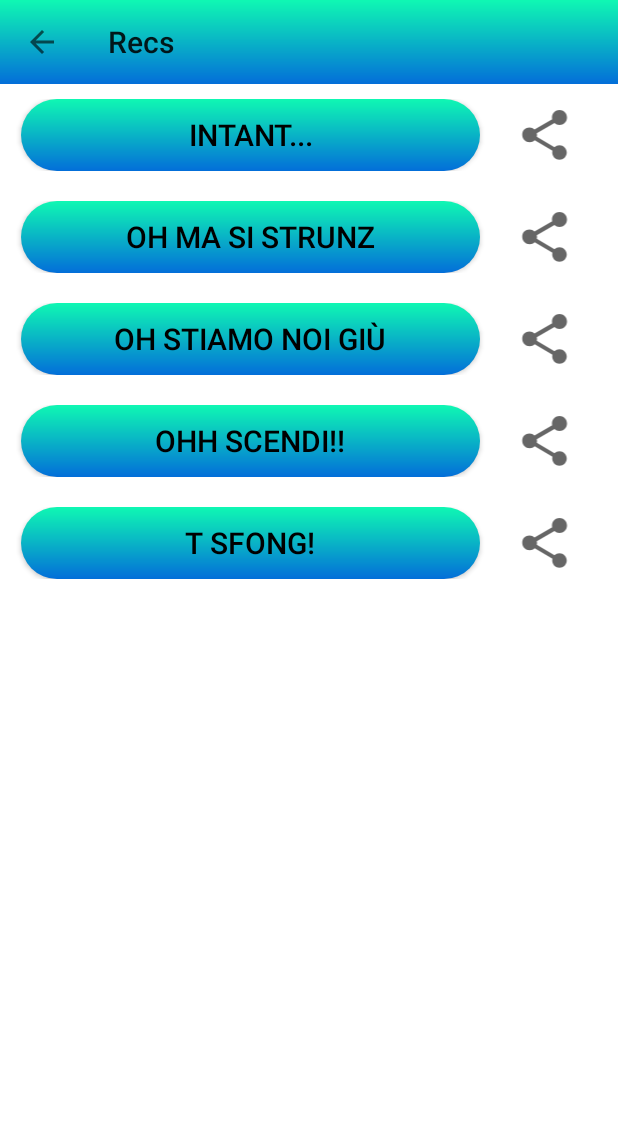
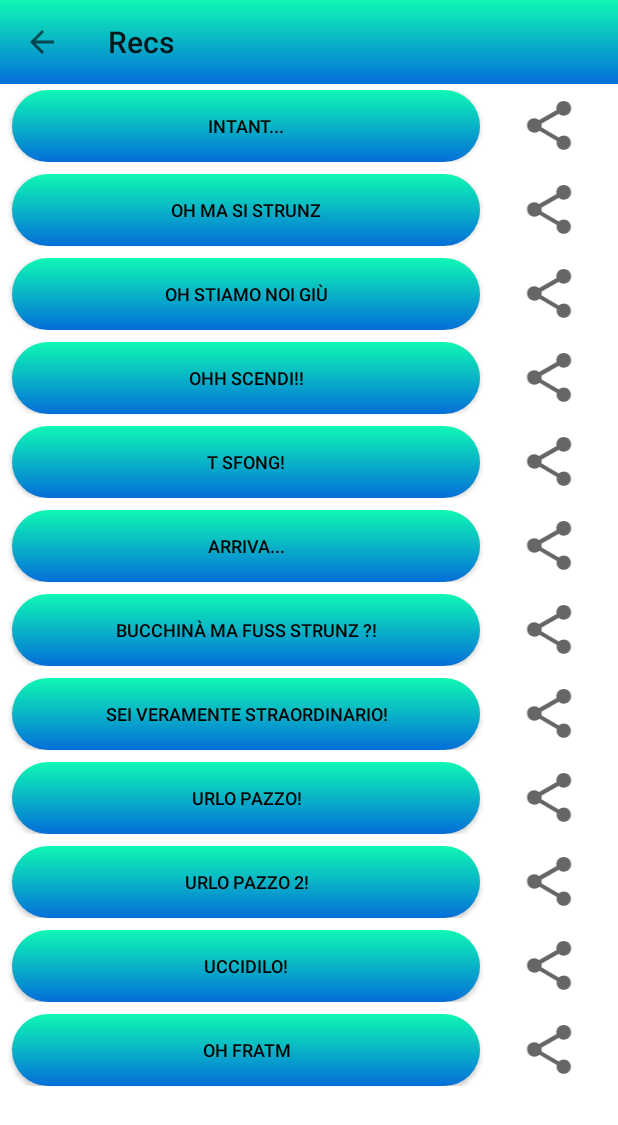
Before and after one commit to FernandoDiCostanzo/QuizzerApp, an Android app: the RecActivity screen opened directly, with no data from a screen before it, on a phone screen of 412 x 824 dp. Shown: the top 1125 px of the screen. Run offline under Robolectric (Android 15) with nearby library versions, the phone set to English and light mode, and no system bars; our stand-ins replace Firebase (no records; nobody signed in at launch, a user with empty details on screens opened directly); libraries missing offline, so code that uses them is left out: com.daimajia.androidanimations.

Commit message:
Added rec in function of results in the quitz activity

```diff
--- a/app/src/main/java/com/example/quizzerapp/RecActivity.java
+++ b/app/src/main/java/com/example/quizzerapp/RecActivity.java
@@ -8,6 +8,7 @@ import androidx.recyclerview.widget.RecyclerView;
 
 import android.app.Dialog;
 import android.content.Context;
+import android.content.Intent;
 import android.media.MediaPlayer;
 import android.os.Bundle;
 import android.view.MenuItem;
@@ -82,6 +83,13 @@ public class RecActivity extends AppCompatActivity {
         recModels.add(new RecModel(this,"oh stiamo noi giù",R.raw.oh_stiamo_noi_giu));
         recModels.add(new RecModel(this,"ohh scendi!!",R.raw.ohhh_scendi));
         recModels.add(new RecModel(this,"t sfong!",R.raw.tsfong));
+        recModels.add(new RecModel(this,"Arriva...",R.raw.arriva));
+        recModels.add(new RecModel(this,"Bucchinà ma fuss strunz ?!",R.raw.bucchina_ma_fuss_strunz));
+        recModels.add(new RecModel(this,"Sei veramente straordinario!",R.raw.sei_veramente_straordinario));
+        recModels.add(new RecModel(this,"Urlo pazzo!",R.raw.urlo_pazzo));
+        recModels.add(new RecModel(this,"Urlo pazzo 2!",R.raw.urlo_pazzo_2));
+        recModels.add(new RecModel(this,"Uccidilo!",R.raw.uccidilo));
+        recModels.add(new RecModel(this,"Oh fratm",R.raw.oh_fratm));
 
         recAdapter.notifyDataSetChanged();
         loadingDialog.dismiss();
@@ -93,6 +101,12 @@ public class RecActivity extends AppCompatActivity {
         if(item.getItemId() == android.R.id.home){
             finish();
         }
+        startActivity(new Intent(this,MainActivity.class));
         return super.onOptionsItemSelected(item);
     }
+
+    @Override
+    public void onBackPressed() {
+        startActivity(new Intent(RecActivity.this,MainActivity.class));
+    }
 }
--- a/app/src/main/java/com/example/quizzerapp/adapters/RecAdapter.java
+++ b/app/src/main/java/com/example/quizzerapp/adapters/RecAdapter.java
@@ -68,8 +68,8 @@ public class RecAdapter extends RecyclerView.Adapter<RecAdapter.ViewHolder> {
                 public void onClick(View v) {
                     player = recModelsList.get(position).getPlayer();
                     int duration = player.getDuration();
+                    YoYo.with(Techniques.Pulse).duration(duration).playOn(playButton);
                     player.start();
-                    YoYo.with(Techniques.Shake).duration(duration).playOn(playButton);
                 }
             });
         }
--- a/app/src/main/res/layout/activity_splash_screen.xml
+++ b/app/src/main/res/layout/activity_splash_screen.xml
@@ -5,7 +5,7 @@
     android:layout_width="match_parent"
     android:layout_height="match_parent"
     tools:context=".SplashScreenActivity"
-    android:background="@color/colorSecondary"
+    android:background="@drawable/rect_radient"
     android:layout_gravity="center">
 
     <TextView
@@ -63,9 +63,10 @@
         android:gravity="bottom|center"
         android:padding="10dp"
         android:text="Developed by : Di Costanzo Fernando"
-        android:background="@drawable/rect_radient"
+        android:background="@drawable/rect_gradient2"
         android:textStyle="italic"
         android:textSize="12sp"
+        android:textColor="@color/black"
 
         app:layout_constraintBottom_toBottomOf="parent"
         app:layout_constraintEnd_toEndOf="parent"
--- a/app/src/main/res/layout/rec_item.xml
+++ b/app/src/main/res/layout/rec_item.xml
@@ -6,7 +6,7 @@
     android:layout_width="match_parent"
     android:layout_height="wrap_content"
     android:background="@color/white"
-    android:padding="10dp">
+    android:padding="4dp">
 
 
     <Button
@@ -22,7 +22,7 @@
         android:text="@string/title"
         android:textAlignment="gravity"
         android:textColor="@color/black"
-        android:textSize="20sp"
+        android:textSize="12sp"
         android:textStyle="normal">
 
     </Button>
@@ -30,7 +30,7 @@
     <ImageView
         android:id="@+id/imageView_recShare"
         android:layout_width="0dp"
-        android:layout_height="match_parent"
+        android:layout_height="47dp"
         android:layout_weight="1"
         android:background="#00781A1A"
 
```
Also changed, not shown: app/src/main/java/com/example/quizzerapp/BookmarkActivity.java (+9 -1 lines), app/src/main/java/com/example/quizzerapp/CategoryActivities.java (+8 -0 lines), app/src/main/java/com/example/quizzerapp/MainActivity.java (+7 -0 lines), app/src/main/java/com/example/quizzerapp/ScoreActivity.java (+29 -3 lines), app/src/main/java/com/example/quizzerapp/SplashScreenActivity.java (+16 -8 lines), app/src/main/res/layout/activity_main.xml (+4 -4 lines), 7 other files.
